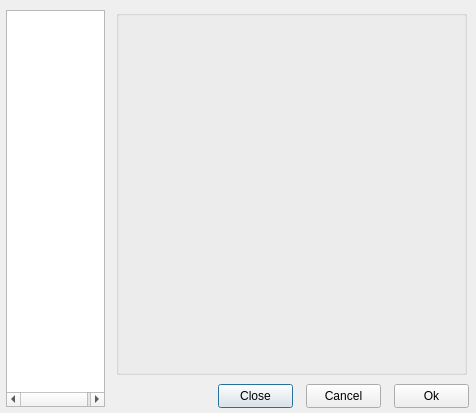
This is harbour/contrib/hbide/resources/setup.ui in harbour/core as Qt 5 draws it before an edit. The edited form follows.
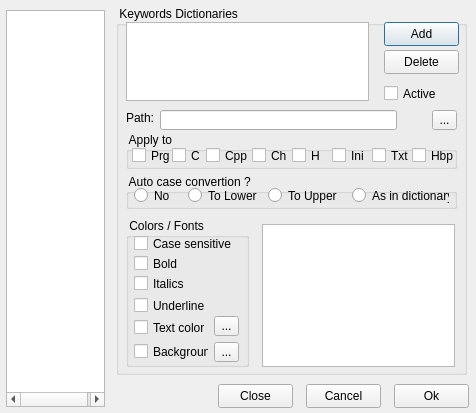
This is the edited form. The open tabs and pages were chosen to show the change.

Commit message: 2010-06-15 19:02 UTC-0800 Pritpal Bedi (bedipritpal@hotmail.com)   * contrib/hbide/resources/setup.ui   * contrib/hbide/resources/setup.uic   * contrib/hbide/hbide.ch   * contrib/hbide/hbide.prg   * contrib/hbide/idedocks.prg   * contrib/hbide/idesaveload.prg   * contrib/hbide/idestylesheets.prg     + Implemented: OS system themes via "Setup" dialog.       Animation mode and system theme ( both settable via "Setup" )       are remembered for next run. Please do not set "macintosh" theme       on windows machines, it GPF's.

Patch:
```diff
--- a/harbour/contrib/hbide/resources/setup.ui
+++ b/harbour/contrib/hbide/resources/setup.ui
@@ -119,7 +119,7 @@
          <string>OS dependent</string>
         </property>
        </widget>
-       <widget class="QRadioButton" name="radioButton_7">
+       <widget class="QRadioButton" name="radioLineEndCRLF">
         <property name="geometry">
          <rect>
           <x>8</x>
@@ -667,14 +667,408 @@
      <property name="geometry">
       <rect>
        <x>0</x>
-       <y>2</y>
+       <y>-2</y>
        <width>351</width>
-       <height>365</height>
+       <height>369</height>
       </rect>
      </property>
      <property name="title">
-      <string/>
+      <string> Keywords Dictionaries </string>
      </property>
+     <widget class="QListWidget" name="listDictNames">
+      <property name="geometry">
+       <rect>
+        <x>10</x>
+        <y>16</y>
+        <width>243</width>
+        <height>79</height>
+       </rect>
+      </property>
+     </widget>
+     <widget class="QPushButton" name="buttonDictAdd">
+      <property name="geometry">
+       <rect>
+        <x>268</x>
+        <y>16</y>
+        <width>75</width>
+        <height>24</height>
+       </rect>
+      </property>
+      <property name="text">
+       <string>Add</string>
+      </property>
+     </widget>
+     <widget class="QPushButton" name="buttonDictDelete">
+      <property name="geometry">
+       <rect>
+        <x>268</x>
+        <y>44</y>
+        <width>75</width>
+        <height>24</height>
+       </rect>
+      </property>
+      <property name="text">
+       <string>Delete</string>
+      </property>
+     </widget>
+     <widget class="QLabel" name="label_16">
+      <property name="geometry">
+       <rect>
+        <x>10</x>
+        <y>104</y>
+        <width>33</width>
+        <height>16</height>
+       </rect>
+      </property>
+      <property name="text">
+       <string>Path:</string>
+      </property>
+     </widget>
+     <widget class="QLineEdit" name="editDictPath">
+      <property name="geometry">
+       <rect>
+        <x>44</x>
+        <y>104</y>
+        <width>237</width>
+        <height>20</height>
+       </rect>
+      </property>
+     </widget>
+     <widget class="QToolButton" name="buttonDictPath">
+      <property name="geometry">
+       <rect>
+        <x>316</x>
+        <y>104</y>
+        <width>25</width>
+        <height>20</height>
+       </rect>
+      </property>
+      <property name="text">
+       <string>...</string>
+      </property>
+     </widget>
+     <widget class="QCheckBox" name="checkDictActive">
+      <property name="geometry">
+       <rect>
+        <x>268</x>
+        <y>78</y>
+        <width>71</width>
+        <height>19</height>
+       </rect>
+      </property>
+      <property name="text">
+       <string>Active</string>
+      </property>
+     </widget>
+     <widget class="QGroupBox" name="groupBox_16">
+      <property name="geometry">
+       <rect>
+        <x>10</x>
+        <y>168</y>
+        <width>331</width>
+        <height>35</height>
+       </rect>
+      </property>
+      <property name="title">
+       <string> Auto case convertion ?</string>
+      </property>
+      <widget class="QRadioButton" name="radioDictToLower">
+       <property name="geometry">
+        <rect>
+         <x>62</x>
+         <y>12</y>
+         <width>69</width>
+         <height>19</height>
+        </rect>
+       </property>
+       <property name="text">
+        <string>To Lower</string>
+       </property>
+      </widget>
+      <widget class="QRadioButton" name="radioDictToUpper">
+       <property name="geometry">
+        <rect>
+         <x>142</x>
+         <y>12</y>
+         <width>69</width>
+         <height>19</height>
+        </rect>
+       </property>
+       <property name="text">
+        <string>To Upper</string>
+       </property>
+      </widget>
+      <widget class="QRadioButton" name="radioButton_7">
+       <property name="geometry">
+        <rect>
+         <x>226</x>
+         <y>12</y>
+         <width>97</width>
+         <height>19</height>
+        </rect>
+       </property>
+       <property name="text">
+        <string>As in dictionary</string>
+       </property>
+      </widget>
+      <widget class="QRadioButton" name="radioDictConvNone">
+       <property name="geometry">
+        <rect>
+         <x>8</x>
+         <y>12</y>
+         <width>63</width>
+         <height>19</height>
+        </rect>
+       </property>
+       <property name="text">
+        <string>No</string>
+       </property>
+      </widget>
+     </widget>
+     <widget class="QPlainTextEdit" name="plainKeywords">
+      <property name="geometry">
+       <rect>
+        <x>146</x>
+        <y>218</y>
+        <width>193</width>
+        <height>143</height>
+       </rect>
+      </property>
+     </widget>
+     <widget class="QGroupBox" name="groupBox_17">
+      <property name="geometry">
+       <rect>
+        <x>10</x>
+        <y>126</y>
+        <width>331</width>
+        <height>37</height>
+       </rect>
+      </property>
+      <property name="title">
+       <string> Apply to </string>
+      </property>
+      <widget class="QCheckBox" name="checkDictToTxt">
+       <property name="geometry">
+        <rect>
+         <x>246</x>
+         <y>14</y>
+         <width>43</width>
+         <height>19</height>
+        </rect>
+       </property>
+       <property name="text">
+        <string>Txt</string>
+       </property>
+      </widget>
+      <widget class="QCheckBox" name="checkDictToHbp">
+       <property name="geometry">
+        <rect>
+         <x>286</x>
+         <y>14</y>
+         <width>43</width>
+         <height>19</height>
+        </rect>
+       </property>
+       <property name="text">
+        <string>Hbp</string>
+       </property>
+      </widget>
+      <widget class="QCheckBox" name="checkDictToPrg">
+       <property name="geometry">
+        <rect>
+         <x>6</x>
+         <y>14</y>
+         <width>43</width>
+         <height>19</height>
+        </rect>
+       </property>
+       <property name="text">
+        <string>Prg</string>
+       </property>
+      </widget>
+      <widget class="QCheckBox" name="checkDictToC">
+       <property name="geometry">
+        <rect>
+         <x>46</x>
+         <y>14</y>
+         <width>39</width>
+         <height>19</height>
+        </rect>
+       </property>
+       <property name="text">
+        <string>C</string>
+       </property>
+      </widget>
+      <widget class="QCheckBox" name="checkDictToIni">
+       <property name="geometry">
+        <rect>
+         <x>206</x>
+         <y>14</y>
+         <width>43</width>
+         <height>19</height>
+        </rect>
+       </property>
+       <property name="text">
+        <string>Ini</string>
+       </property>
+      </widget>
+      <widget class="QCheckBox" name="checkDictToH">
+       <property name="geometry">
+        <rect>
+         <x>166</x>
+         <y>14</y>
+         <width>43</width>
+         <height>19</height>
+        </rect>
+       </property>
+       <property name="text">
+        <string>H</string>
+       </property>
+      </widget>
+      <widget class="QCheckBox" name="checkDictToCpp">
+       <property name="geometry">
+        <rect>
+         <x>80</x>
+         <y>14</y>
+         <width>43</width>
+         <height>19</height>
+        </rect>
+       </property>
+       <property name="text">
+        <string>Cpp</string>
+       </property>
+      </widget>
+      <widget class="QCheckBox" name="checkDictToCh">
+       <property name="geometry">
+        <rect>
+         <x>126</x>
+         <y>14</y>
+         <width>43</width>
+         <height>19</height>
+        </rect>
+       </property>
+       <property name="text">
+        <string>Ch</string>
+       </property>
+      </widget>
+     </widget>
+     <widget class="QGroupBox" name="groupBox_18">
+      <property name="geometry">
+       <rect>
+        <x>10</x>
+        <y>212</y>
+        <width>123</width>
+        <height>149</height>
+       </rect>
+      </property>
+      <property name="title">
+       <string> Colors / Fonts </string>
+      </property>
+      <widget class="QCheckBox" name="checkDictCaseSens">
+       <property name="geometry">
+        <rect>
+         <x>8</x>
+         <y>16</y>
+         <width>101</width>
+         <height>19</height>
+        </rect>
+       </property>
+       <property name="text">
+        <string>Case sensitive ?</string>
+       </property>
+      </widget>
+      <widget class="QCheckBox" name="checkDictBold">
+       <property name="geometry">
+        <rect>
+         <x>8</x>
+         <y>36</y>
+         <width>71</width>
+         <height>19</height>
+        </rect>
+       </property>
+       <property name="text">
+        <string>Bold</string>
+       </property>
+      </widget>
+      <widget class="QCheckBox" name="checkDictItalic">
+       <property name="geometry">
+        <rect>
+         <x>8</x>
+         <y>56</y>
+         <width>71</width>
+         <height>19</height>
+        </rect>
+       </property>
+       <property name="text">
+        <string>Italics</string>
+       </property>
+      </widget>
+      <widget class="QCheckBox" name="checkDictULine">
+       <property name="geometry">
+        <rect>
+         <x>8</x>
+         <y>78</y>
+         <width>71</width>
+         <height>19</height>
+        </rect>
+       </property>
+       <property name="text">
+        <string>Underline</string>
+       </property>
+      </widget>
+      <widget class="QCheckBox" name="checkDictColorText">
+       <property name="geometry">
+        <rect>
+         <x>8</x>
+         <y>100</y>
+         <width>71</width>
+         <height>19</height>
+        </rect>
+       </property>
+       <property name="text">
+        <string>Text color</string>
+       </property>
+      </widget>
+      <widget class="QCheckBox" name="checkDictColorBack">
+       <property name="geometry">
+        <rect>
+         <x>8</x>
+         <y>124</y>
+         <width>75</width>
+         <height>19</height>
+        </rect>
+       </property>
+       <property name="text">
+        <string>Background</string>
+       </property>
+      </widget>
+      <widget class="QToolButton" name="buttonDictColorText">
+       <property name="geometry">
+        <rect>
+         <x>88</x>
+         <y>98</y>
+         <width>25</width>
+         <height>20</height>
+        </rect>
+       </property>
+       <property name="text">
+        <string>...</string>
+       </property>
+      </widget>
+      <widget class="QToolButton" name="buttonDictColorBack">
+       <property name="geometry">
+        <rect>
+         <x>88</x>
+         <y>124</y>
+         <width>25</width>
+         <height>20</height>
+        </rect>
+       </property>
+       <property name="text">
+        <string>...</string>
+       </property>
+      </widget>
+     </widget>
     </widget>
    </widget>
   </widget>
```
Left out of the diff: 367 changed lines with no effect on the pictures. The commit also changes 7 other files.
